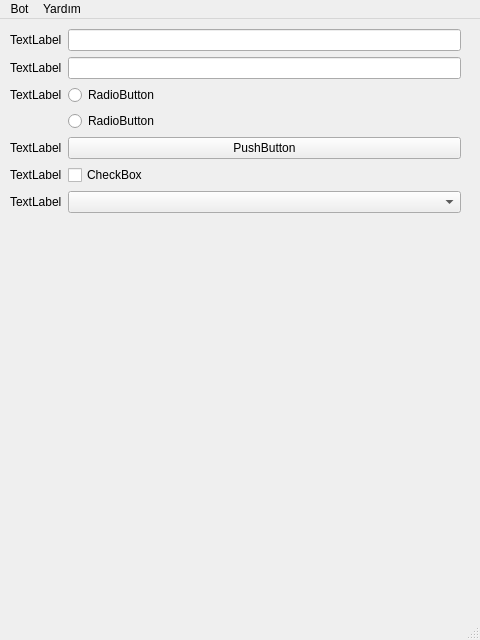
vektorelpython20/pythontemelleri, file Erkan/ilkarayuz.ui: the form before one commit.
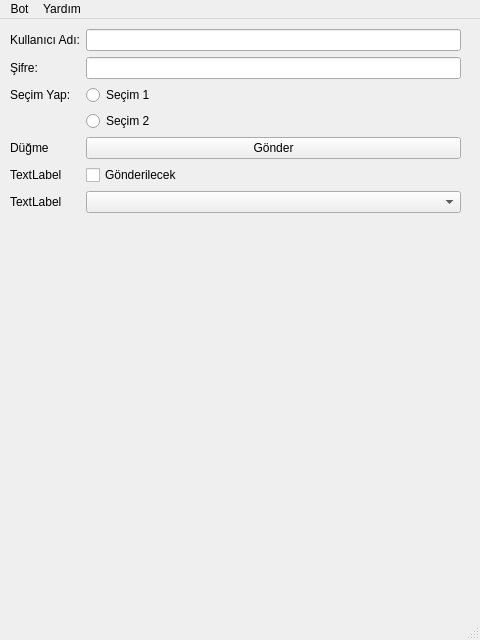
The form after the commit.

Diff of the .ui file:
```diff
--- a/Erkan/ilkarayuz.ui
+++ b/Erkan/ilkarayuz.ui
@@ -36,7 +36,7 @@
      <item row="2" column="0">
       <widget class="QLabel" name="label">
        <property name="text">
-        <string>TextLabel</string>
+        <string>Şifre:</string>
        </property>
       </widget>
      </item>
@@ -49,28 +49,28 @@
      <item row="1" column="0">
       <widget class="QLabel" name="label_2">
        <property name="text">
-        <string>TextLabel</string>
+        <string>Kullanıcı Adı:</string>
        </property>
       </widget>
      </item>
      <item row="3" column="0">
       <widget class="QLabel" name="label_3">
        <property name="text">
-        <string>TextLabel</string>
+        <string>Seçim Yap:</string>
        </property>
       </widget>
      </item>
      <item row="5" column="1">
       <widget class="QPushButton" name="pushButton">
        <property name="text">
-        <string>PushButton</string>
+        <string>Gönder</string>
        </property>
       </widget>
      </item>
      <item row="5" column="0">
       <widget class="QLabel" name="label_4">
        <property name="text">
-        <string>TextLabel</string>
+        <string>Düğme</string>
        </property>
       </widget>
      </item>
@@ -91,21 +91,21 @@
      <item row="3" column="1">
       <widget class="QRadioButton" name="radioButton">
        <property name="text">
-        <string>RadioButton</string>
+        <string>Seçim 1</string>
        </property>
       </widget>
      </item>
      <item row="4" column="1">
       <widget class="QRadioButton" name="radioButton_2">
        <property name="text">
-        <string>RadioButton</string>
+        <string>Seçim 2</string>
        </property>
       </widget>
      </item>
      <item row="6" column="1">
       <widget class="QCheckBox" name="checkBox">
        <property name="text">
-        <string>CheckBox</string>
+        <string>Gönderilecek</string>
        </property>
       </widget>
      </item>
```
Left out of the diff: 16 changed lines with no effect on the pictures.
